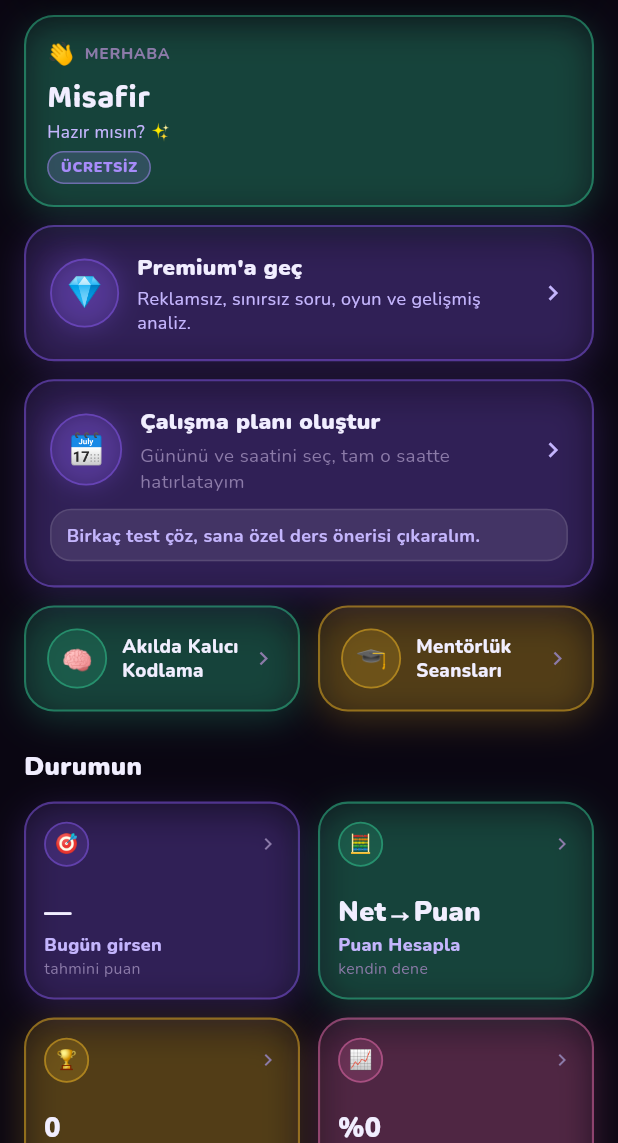
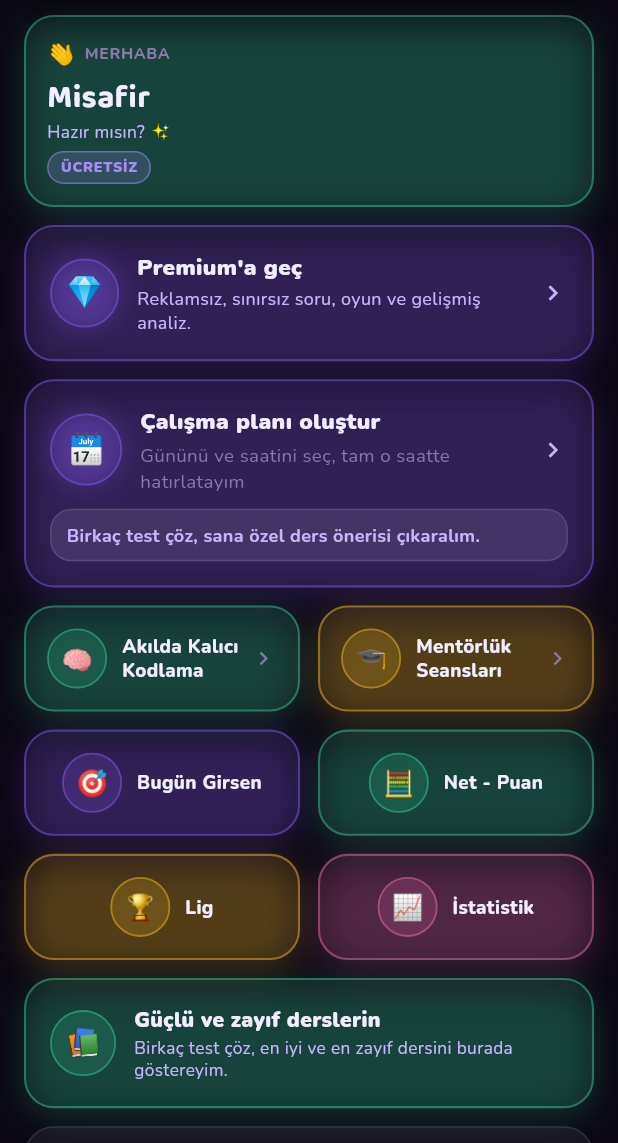
Before and after one commit to yunusemrecelikelll-cloud/Kpss_Android, a Flutter app: the HomeScreen screen opened directly with empty values, on a phone screen of 412 x 824 dp, the part 93-1236 px from its top. Run offline on Flutter 3.47's test engine with Material 3 defaults, Android fonts, the phone set to English and light mode, and no system bars; our stand-ins replace audioplayers, cloud_firestore, firebase_auth, firebase_core, fl_chart, flutter_local_notifications and 10 more; missing offline and left inert: home_widget; accounts and stored records are empty; network calls fail; project files that could hold a hidden picture were left out.

Commit message:
Anasayfa: "Durumun" başlığı kaldırıldı, aksiyon kartları Akılda-Kodlama stili
- "Durumun" bölüm başlığı silindi.
- Bugün Girsen / Net - Puan / Lig / İstatistik kartları artık Akılda Kalıcı
  Kodlama kartlarıyla AYNI boy/stil: emoji + başlık YAN YANA ve ORTALI (eski
  büyük-değer/alt-başlık düzeni kaldırıldı). 2 satır × 2.
- Başlıklar Başlık Formatı (her kelime büyük harfle).

Co-Authored-By: Claude Opus 4.8 <noreply@anthropic.com>

```diff
--- a/lib/screens/home_screen.dart
+++ b/lib/screens/home_screen.dart
@@ -6,7 +6,6 @@ import 'package:provider/provider.dart';
 import '../models/subject.dart';
 import '../models/question.dart';
 import '../models/badge.dart';
-import '../models/attempt.dart';
 import '../services/auth_service.dart';
 import '../services/in_app_notice_service.dart';
 import '../services/quiz_engine.dart';
@@ -210,20 +209,6 @@ class _HomeScreenState extends State<HomeScreen> {
     final examInfo = examInfoFor(storage.getExamType());
     final drafts = storage.getAllDrafts();
 
-    // "Bugün sınava girsen kaç alırsın?" — TÜM çözülen testlerin toplam
-    // doğru/yanlışından bir net-oranı çıkarıp KPSS puanına (P3) ölçekler.
-    // Hiç test yoksa null (kart "—" gösterir, dokununca tahmin ekranına gider).
-    int td = 0, ty = 0, tt = 0;
-    for (final a in attempts) {
-      td += a.dogru;
-      ty += a.yanlis;
-      tt += a.toplam;
-    }
-    final tahmin = tt > 0
-        ? KpssPoints.compute(dogru: td, yanlis: ty, toplam: tt)
-        : null;
-    final haftalikPuan = storage.getWeeklyPoints();
-
     return Scaffold(
       appBar: AppBar(
         title: Text('KPSS Hazırlık', style: GoogleFonts.baloo2(fontWeight: FontWeight.w700, fontSize: 22)),
@@ -326,30 +311,16 @@ class _HomeScreenState extends State<HomeScreen> {
                 ),
               ],
             ),
-            const SizedBox(height: 20),
-            // 6) "Durumun" — kompakt aksiyon kartları (2 sütun): bugünkü tahmini
-            // puan, puan hesaplayıcı, lig ve detaylı istatistik (kullanıcı
-            // isteği: bu widget'lar anasayfaya gelsin).
-            const DsSectionHeader(title: 'Durumun'),
-            const SizedBox(height: 8),
-            GridView(
-              shrinkWrap: true,
-              physics: const NeverScrollableScrollPhysics(),
-              gridDelegate: SliverGridDelegateWithFixedCrossAxisCount(
-                crossAxisCount: 2,
-                mainAxisSpacing: kDsGap,
-                crossAxisSpacing: kDsGap,
-                mainAxisExtent: 132 *
-                    (MediaQuery.textScalerOf(context).scale(14) / 14)
-                        .clamp(1.0, 1.6),
-              ),
+            const SizedBox(height: kDsGap),
+            // 6) Kompakt aksiyon kartları — Akılda Kalıcı Kodlama kartlarıyla
+            // AYNI boy/stil, yazı ORTALI (kullanıcı isteği: "Durumun" başlığı
+            // yok; yazılar yan yana, ortalı, aynı boyutta). 2 satır × 2.
+            Row(
               children: [
-                // "Bugün sınava girsen kaç alırsın?" → tahmini P3 puanı.
-                _MiniAksiyonKarti(
+                Expanded(
+                  child: _MiniAksiyonKarti(
                     emoji: '🎯',
-                  baslik: 'Bugün girsen',
-                  deger: tahmin != null ? '${tahmin.p3}' : '—',
-                  altDeger: 'tahmini puan',
+                    baslik: 'Bugün Girsen',
                     renk: c.violet,
                     onTap: () {
                       context.read<SoundService>().click();
@@ -357,11 +328,12 @@ class _HomeScreenState extends State<HomeScreen> {
                           builder: (_) => const PredictorScreen()));
                     },
                   ),
-                _MiniAksiyonKarti(
+                ),
+                const SizedBox(width: kDsGap),
+                Expanded(
+                  child: _MiniAksiyonKarti(
                     emoji: '🧮',
-                  baslik: 'Puan Hesapla',
-                  deger: 'Net→Puan',
-                  altDeger: 'kendin dene',
+                    baslik: 'Net - Puan',
                     renk: c.mint,
                     onTap: () {
                       context.read<SoundService>().click();
@@ -369,11 +341,16 @@ class _HomeScreenState extends State<HomeScreen> {
                           builder: (_) => const ScoreCalculatorScreen()));
                     },
                   ),
-                _MiniAksiyonKarti(
+                ),
+              ],
+            ),
+            const SizedBox(height: kDsGap),
+            Row(
+              children: [
+                Expanded(
+                  child: _MiniAksiyonKarti(
                     emoji: '🏆',
                     baslik: 'Lig',
-                  deger: '$haftalikPuan',
-                  altDeger: 'bu hafta puan',
                     renk: c.gold,
                     onTap: () {
                       context.read<SoundService>().click();
@@ -381,17 +358,19 @@ class _HomeScreenState extends State<HomeScreen> {
                           builder: (_) => const LeagueScreen()));
                     },
                   ),
-                _MiniAksiyonKarti(
+                ),
+                const SizedBox(width: kDsGap),
+                Expanded(
+                  child: _MiniAksiyonKarti(
                     emoji: '📈',
                     baslik: 'İstatistik',
-                  deger: '%${overall.rate}',
-                  altDeger: 'detaya git',
                     renk: c.rose,
                     onTap: () {
                       context.read<SoundService>().click();
                       Navigator.of(context).push(MaterialPageRoute(
                           builder: (_) => const DetailedStatsScreen()));
                     },
+                  ),
                 ),
               ],
             ),
@@ -1265,20 +1244,16 @@ class _PremiumOzetKarti extends StatelessWidget {
   }
 }
 
-/// "Durumun" ızgarasındaki kompakt aksiyon kartı: büyük bir değer + kısa
-/// başlık/alt başlık ve renkli emoji rozeti. Dokununca ilgili ekrana gider.
+/// Kompakt aksiyon kartı — Akılda Kalıcı Kodlama kartlarıyla AYNI boy/stil
+/// (emoji rozeti + başlık yan yana), yazı ORTALI. Dokununca ilgili ekrana gider.
 class _MiniAksiyonKarti extends StatelessWidget {
   final String emoji;
   final String baslik;
-  final String deger;
-  final String altDeger;
   final Color renk;
   final VoidCallback onTap;
   const _MiniAksiyonKarti({
     required this.emoji,
     required this.baslik,
-    required this.deger,
-    required this.altDeger,
     required this.renk,
     required this.onTap,
   });
@@ -1288,41 +1263,24 @@ class _MiniAksiyonKarti extends StatelessWidget {
     final c = context.watch<ThemeProvider>().colors;
     return DsCard(
       accent: renk,
-      padding: const EdgeInsets.all(12),
+      padding: const EdgeInsets.symmetric(horizontal: 14, vertical: 14),
       onTap: onTap,
-      child: Column(
-        crossAxisAlignment: CrossAxisAlignment.start,
-        // Sabit yükseklikli ızgara hücresinde taşma olmasın diye içerik
-        // spaceBetween ile dağıtılır ve metinler Flexible içine alınır.
-        mainAxisAlignment: MainAxisAlignment.spaceBetween,
+      child: Row(
+        mainAxisAlignment: MainAxisAlignment.center,
         children: [
-          Row(
-            children: [
-              DsIconBadge(emoji: emoji, color: renk, size: 30, glow: false),
-              const Spacer(),
-              Icon(Icons.chevron_right, size: 16, color: c.textFaint),
-            ],
+          DsIconBadge(emoji: emoji, color: renk, size: 40, glow: false),
+          const SizedBox(width: 10),
+          Flexible(
+            child: Text(
+              baslik,
+              maxLines: 2,
+              textAlign: TextAlign.center,
+              style: TextStyle(
+                fontSize: 12.5,
+                height: 1.2,
+                fontWeight: FontWeight.w800,
+                color: c.text,
               ),
-          Flexible(
-            child: Column(
-              crossAxisAlignment: CrossAxisAlignment.start,
-              mainAxisSize: MainAxisSize.min,
-              children: [
-                Text(deger,
-                    maxLines: 1,
-                    overflow: TextOverflow.ellipsis,
-                    style: TextStyle(
-                        fontSize: 18, fontWeight: FontWeight.w900, color: c.text)),
-                Text(baslik,
-                    maxLines: 1,
-                    overflow: TextOverflow.ellipsis,
-                    style: TextStyle(
-                        fontSize: 12, fontWeight: FontWeight.w800, color: c.textDim)),
-                Text(altDeger,
-                    maxLines: 1,
-                    overflow: TextOverflow.ellipsis,
-                    style: TextStyle(fontSize: 10.5, color: c.textFaint)),
-              ],
             ),
           ),
         ],
```
Lines whose indentation alone changed are shown as unchanged.
